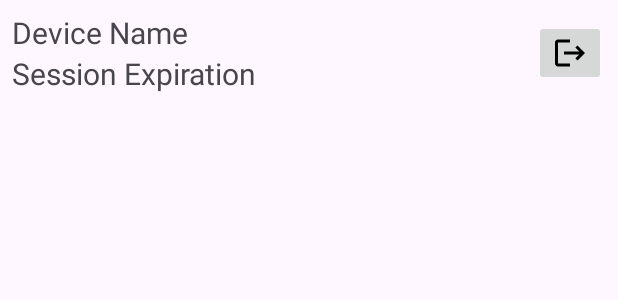
After one commit to ds454/android-frontend, an Android app: the layout item_auth_session.xml on its own in the app's theme, with its tools: preview values and no code run, on a phone screen of 412 x 824 dp. The commit adds this screen. Shown: the top 300 px of the screen. Run offline under Robolectric (Android 15) with nearby library versions, the phone set to English and light mode, and no system bars.

Commit message:
started auth sessions, added recycler views, updated local-dev pin,

```diff
--- a/app/build.gradle.kts
+++ b/app/build.gradle.kts
@@ -69,6 +69,7 @@ dependencies {
     implementation(libs.activity)
     implementation(libs.flexbox)
     implementation(libs.constraintlayout)
+    implementation(libs.recyclerview)
     testImplementation(libs.junit)
     androidTestImplementation(libs.ext.junit)
     androidTestImplementation(libs.espresso.core)
--- a/app/src/main/java/com/example/locomotive/CompsActivity.java
+++ b/app/src/main/java/com/example/locomotive/CompsActivity.java
@@ -5,13 +5,9 @@ import android.os.Bundle;
 
 import androidx.activity.EdgeToEdge;
 import androidx.appcompat.app.AppCompatActivity;
-import androidx.core.graphics.Insets;
-import androidx.core.view.ViewCompat;
-import androidx.core.view.WindowInsetsCompat;
 
 
 import android.view.View;
-import android.widget.Button;
 import android.widget.ImageButton;
 import androidx.core.view.GravityCompat;
 import androidx.drawerlayout.widget.DrawerLayout;
--- a/app/src/main/java/com/example/locomotive/LandingActivity.java
+++ b/app/src/main/java/com/example/locomotive/LandingActivity.java
@@ -1,7 +1,4 @@
 package com.example.locomotive;
-
-import io.grpc.ManagedChannel;
-import io.grpc.okhttp.OkHttpChannelBuilder;
 
 import android.content.Intent;
 import android.os.Bundle;
@@ -9,9 +6,6 @@ import android.view.View;
 
 import androidx.activity.EdgeToEdge;
 import androidx.appcompat.app.AppCompatActivity;
-import androidx.core.graphics.Insets;
-import androidx.core.view.ViewCompat;
-import androidx.core.view.WindowInsetsCompat;
 
 import android.widget.Button;
 
--- a/app/src/main/java/com/example/locomotive/Locomotive.java
+++ b/app/src/main/java/com/example/locomotive/Locomotive.java
@@ -10,6 +10,7 @@ import com.example.locomotive.activities.ServerDetailsActivity;
 import com.example.locomotive.grpc.LocomotiveManagedChannel;
 import com.example.locomotive.data.ServerDetailsManager;
 import com.example.locomotive.data.SessionTokenManager;
+import com.example.locomotive.util.IntentFlags;
 
 public class Locomotive extends Application {
 
@@ -59,7 +60,7 @@ public class Locomotive extends Application {
 
     private void redirectTo(Class<? extends AppCompatActivity> clazz) {
         var intent = new Intent(Locomotive.this, clazz);
-        intent.setFlags(Intent.FLAG_ACTIVITY_NEW_TASK | Intent.FLAG_ACTIVITY_CLEAR_TASK);
+        intent.setFlags(IntentFlags.ClearStack);
         startActivity(intent);
     }
 
--- a/app/src/main/java/com/example/locomotive/grpc/SessionTokenInterceptor.java
+++ b/app/src/main/java/com/example/locomotive/grpc/SessionTokenInterceptor.java
@@ -33,7 +33,7 @@ public class SessionTokenInterceptor implements ClientInterceptor {
                 String token = sessionTokenSupplier.get();
 
                 // Only add the session token to the request it if the token exists.
-                // Should only be for logging in and signing up.
+                // Should only be missing for logging in, signing up, and pinging the backend.
                 if (token != null && !token.isEmpty()) {
                     headers.put(sessionTokenHeader, token);
                 }
--- a/app/src/main/java/com/example/locomotive/util/Result.java
+++ b/app/src/main/java/com/example/locomotive/util/Result.java
@@ -1,10 +1,10 @@
+// Generated by Claude
+
 package com.example.locomotive.util;
-
-import java.util.Optional;
 
 /**
  * Holds either a success value or a failure value. Compatible with Java 11.
- *
+ * <p>
  * Exactly one of the two is ever set. Use {@link #of(Object, Object)} when you have
  * two nullable values (e.g. from a protobuf oneof) and want the Result to work out
  * which side is present.
--- /dev/null
+++ b/app/src/main/res/drawable/ic_logout.xml
@@ -0,0 +1,20 @@
+<!--
+  ~ Copyright (C) 2026 The Android Open Source Project
+  ~
+  ~ Licensed under the Apache License, Version 2.0 (the "License");
+  ~ you may not use this file except in compliance with the License.
+  ~ You may obtain a copy of the License at
+  ~
+  ~      http://www.apache.org/licenses/LICENSE-2.0
+  ~
+  ~ Unless required by applicable law or agreed to in writing, software
+  ~ distributed under the License is distributed on an "AS IS" BASIS,
+  ~ WITHOUT WARRANTIES OR CONDITIONS OF ANY KIND, either express or implied.
+  ~ See the License for the specific language governing permissions and
+  ~ limitations under the License.
+  -->
+<vector xmlns:android="http://schemas.android.com/apk/res/android" android:autoMirrored="true" android:height="24dp" android:tint="#000000" android:viewportHeight="24" android:viewportWidth="24" android:width="24dp">
+
+    <path android:fillColor="@android:color/white" android:pathData="M17,7l-1.41,1.41L18.17,11H8v2h10.17l-2.58,2.58L17,17l5,-5zM4,5h8V3H4c-1.1,0 -2,0.9 -2,2v14c0,1.1 0.9,2 2,2h8v-2H4V5z"/>
+
+</vector>
--- /dev/null
+++ b/app/src/main/res/layout/item_auth_session.xml
@@ -0,0 +1,41 @@
+<?xml version="1.0" encoding="utf-8"?>
+<androidx.constraintlayout.widget.ConstraintLayout
+    xmlns:android="http://schemas.android.com/apk/res/android"
+    xmlns:app="http://schemas.android.com/apk/res-auto"
+    xmlns:tools="http://schemas.android.com/tools"
+    android:layout_width="match_parent"
+    android:layout_height="wrap_content"
+    android:padding="8dp">
+
+    <TextView
+        android:id="@+id/auth_session_devname"
+        android:layout_width="wrap_content"
+        android:layout_height="wrap_content"
+        android:layout_weight="1"
+        android:text="Device Name"
+        android:textSize="20sp"
+        app:layout_constraintStart_toStartOf="parent"
+        app:layout_constraintTop_toTopOf="parent" />
+
+    <TextView
+        android:id="@+id/auth_session_expiration"
+        android:layout_width="wrap_content"
+        android:layout_height="wrap_content"
+        android:layout_weight="1"
+        android:text="Session Expiration"
+        android:textSize="20sp"
+        app:layout_constraintBottom_toBottomOf="parent"
+        app:layout_constraintStart_toStartOf="parent"
+        app:layout_constraintTop_toBottomOf="@+id/auth_session_devname"
+        app:layout_constraintVertical_bias="0.0" />
+
+    <ImageButton
+        android:id="@+id/auth_logout_button"
+        android:layout_width="wrap_content"
+        android:layout_height="wrap_content"
+        app:layout_constraintBottom_toBottomOf="parent"
+        app:layout_constraintEnd_toEndOf="parent"
+        app:layout_constraintTop_toTopOf="parent"
+        app:srcCompat="@drawable/ic_logout" />
+
+</androidx.constraintlayout.widget.ConstraintLayout>
--- a/app/src/main/res/values/strings.xml
+++ b/app/src/main/res/values/strings.xml
@@ -1,3 +1,5 @@
 <resources>
     <string name="app_name">Locomotive</string>
+    <!-- TODO: Remove or change this placeholder text -->
+    <string name="hello_blank_fragment">Hello blank fragment</string>
 </resources>
--- a/gradle/libs.versions.toml
+++ b/gradle/libs.versions.toml
@@ -10,6 +10,7 @@ material = "1.13.0"
 activity = "1.13.0"
 constraintlayout = "2.2.1"
 protobufJavalite = "4.36.2"
+recyclerview = "1.4.0"
 
 [libraries]
 flexbox = { module = "com.google.android.flexbox:flexbox", version.ref = "flexbox" }
@@ -24,6 +25,7 @@ material = { group = "com.google.android.material", name = "material", version.r
 activity = { group = "androidx.activity", name = "activity", version.ref = "activity" }
 constraintlayout = { group = "androidx.constraintlayout", name = "constraintlayout", version.ref = "constraintlayout" }
 protobuf-javalite = { module = "com.google.protobuf:protobuf-javalite", version.ref = "protobufJavalite" }
+recyclerview = { group = "androidx.recyclerview", name = "recyclerview", version.ref = "recyclerview" }
 
 [plugins]
 android-application = { id = "com.android.application", version.ref = "agp" }
```
Also changed, not shown: app/src/main/java/com/example/locomotive/HomeActivity.java (+5 -5 lines), app/src/main/java/com/example/locomotive/activities/ServerDetailsActivity.java (+6 -2 lines), app/src/main/java/com/example/locomotive/adapter/AuthSessionAdapter.java (added, +86 -0 lines), app/src/main/java/com/example/locomotive/fragments/AuthFragment.java (added, +66 -0 lines), app/src/main/java/com/example/locomotive/grpc/LocomotiveManagedChannel.java (+6 -8 lines), app/src/main/res/layout/fragment_auth.xml (renamed from app/src/main/res/layout/activity_main.xml, +14 -5 lines), app/src/main/res/menu/drawer_menu.xml (+5 -2 lines).
